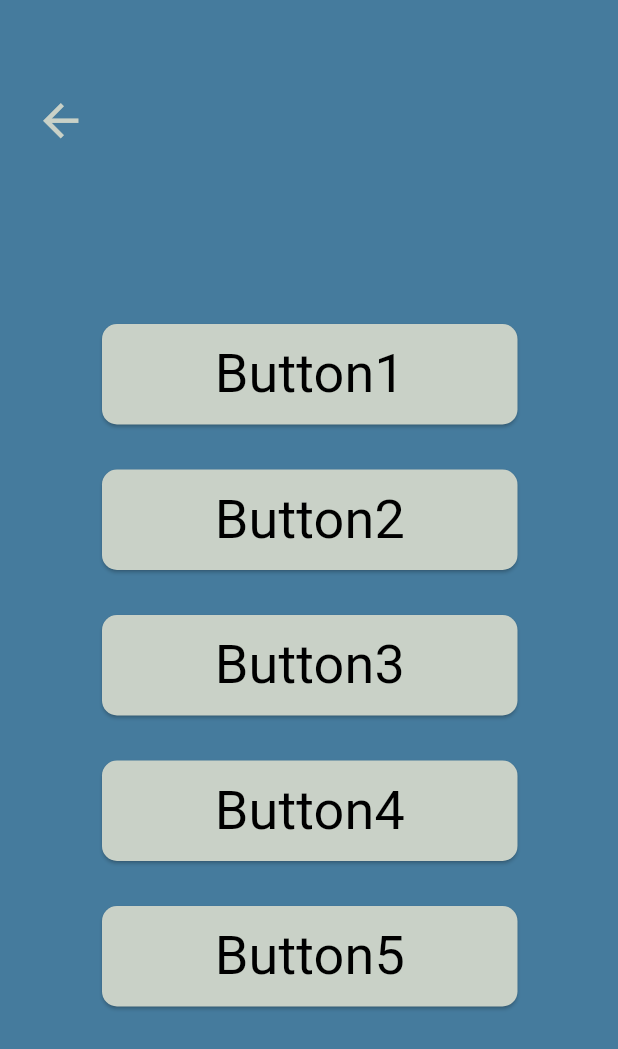
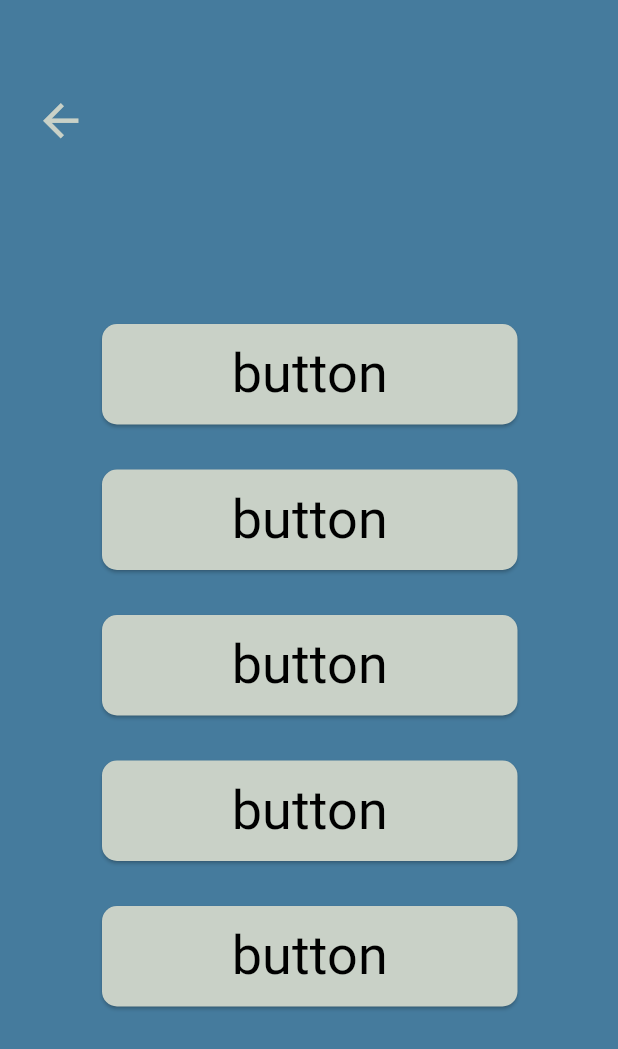
Before and after one commit to Rota1001/smart_controller, a Flutter app: the screen it shows after launch, after a tap on "Device Setting", on a phone screen of 412 x 824 dp. Shown: the top 1049 px of the screen. Run offline on Flutter 3.47's test engine with Material 3 defaults, Android fonts, the phone set to English and light mode, and no system bars; our stand-ins replace google_fonts, simple_gradient_text; Roboto replaces fonts that are missing (Staatliches).

```diff
--- a/lib/pages/add_device.dart
+++ b/lib/pages/add_device.dart
@@ -4,15 +4,19 @@ import 'package:google_fonts/google_fonts.dart';
 import 'dart:async';
 
 class AddDevice extends StatefulWidget {
-  const AddDevice({super.key});
+  final List<ControlButton> buttonList;
+  const AddDevice(this.buttonList, {Key? key}): super(key: key);
+  // const AddDevice({super.key});
 
   @override
-  State<AddDevice> createState() => _AddDeviceState();
+  State<AddDevice> createState() => _AddDeviceState(buttonList);
 }
 
 class _AddDeviceState extends State<AddDevice> {
-  var modified = <ControlButton>[];
+  List<ControlButton> buttonList;
+  _AddDeviceState(this.buttonList);
   StreamController<bool> busy = StreamController();
+  TextEditingController nameController = TextEditingController();
   @override
   Widget build(BuildContext context) {
     return StreamBuilder<bool>(
@@ -37,7 +41,7 @@ class _AddDeviceState extends State<AddDevice> {
                           ),
                           disabledColor: Color(0xFFC9D1C7),
                           onPressed: snapshot.data!? null : (){
-                            Navigator.pop(context, modified);
+                            Navigator.pop(context);
                           }
                       )
                   ),
@@ -54,7 +58,7 @@ class _AddDeviceState extends State<AddDevice> {
                               disabledBackgroundColor: const Color(0xFFC9D1C7)
                           ),
                           child: Text(
-                              'Button1',
+                              buttonList[0].name,
                               style: GoogleFonts.getFont(
                                   'Staatliches',
                                   fontWeight: FontWeight.w400,
@@ -78,7 +82,7 @@ class _AddDeviceState extends State<AddDevice> {
                               disabledBackgroundColor: const Color(0xFFC9D1C7)
                           ),
                           child: Text(
-                              'Button2',
+                              buttonList[1].name,
                               style: GoogleFonts.getFont(
                                   'Staatliches',
                                   fontWeight: FontWeight.w400,
@@ -102,7 +106,7 @@ class _AddDeviceState extends State<AddDevice> {
                               disabledBackgroundColor: const Color(0xFFC9D1C7)
                           ),
                           child: Text(
-                              'Button3',
+                              buttonList[2].name,
                               style: GoogleFonts.getFont(
                                   'Staatliches',
                                   fontWeight: FontWeight.w400,
@@ -126,7 +130,7 @@ class _AddDeviceState extends State<AddDevice> {
                               disabledBackgroundColor: const Color(0xFFC9D1C7)
                           ),
                           child: Text(
-                              'Button4',
+                              buttonList[3].name,
                               style: GoogleFonts.getFont(
                                   'Staatliches',
                                   fontWeight: FontWeight.w400,
@@ -150,7 +154,7 @@ class _AddDeviceState extends State<AddDevice> {
                               disabledBackgroundColor: const Color(0xFFC9D1C7)
                           ),
                           child: Text(
-                              'Button5',
+                              buttonList[4].name,
                               style: GoogleFonts.getFont(
                                   'Staatliches',
                                   fontWeight: FontWeight.w400,
@@ -170,26 +174,27 @@ class _AddDeviceState extends State<AddDevice> {
   }
   void onButton1Pressed(){
     busy.add(true);
-    modified.add(modifyButton(1));
-    // await modified.add(modifyButton(1));
-    // modified.add(ControlButton(id:1, name: "Button1", signal: 3));
-    // busy.add(false);
+    modifyButton(0);
     print("Button1 Pressed");
   }
   void onButton2Pressed(){
-    modified.add(ControlButton(id:2, name: "Button2", signal: 3));
+    busy.add(true);
+    modifyButton(1);
     print("Button2 Pressed");
   }
   void onButton3Pressed(){
-    modified.add(ControlButton(id: 3, name: "Button3", signal: 3));
+    busy.add(true);
+    modifyButton(2);
     print("Button3 Pressed");
   }
   void onButton4Pressed(){
-    modified.add(ControlButton(id: 4, name: "Button4", signal: 3));
+    busy.add(true);
+    modifyButton(3);
     print("Button4 Pressed");
   }
   void onButton5Pressed(){
-    modified.add(ControlButton(id: 5, name: "Button5", signal: 3));
+    busy.add(true);
+    modifyButton(4);
     print("Button5 Pressed");
   }
 
@@ -202,7 +207,17 @@ class _AddDeviceState extends State<AddDevice> {
       actions: [
         Column(
           children: [
-
+            TextField(
+              enableInteractiveSelection: false,
+              controller: nameController,
+              cursorColor: Color(0xFF1D3557),
+              decoration: InputDecoration(
+                  focusedBorder: UnderlineInputBorder(
+                    borderSide: BorderSide(color: Color(0xFF1D3557))
+                  ),
+                  hintText: "Name"
+              ),
+            ),
             ElevatedButton(
                 onPressed: (){
                   Navigator.pop(context);
@@ -231,6 +246,7 @@ class _AddDeviceState extends State<AddDevice> {
 
       ]
     );
+    nameController.text = buttonList[id].name;
     showDialog(
       useRootNavigator: false,
       context: context,
@@ -239,6 +255,8 @@ class _AddDeviceState extends State<AddDevice> {
       }
     ).then((s){
       busy.add(false);
+      buttonList[id].name = nameController.text;
+      // print(nameController.text);
     });
     // busy.add(false);
     return ControlButton(id: id, name: "", signal: 1);
--- a/lib/pages/control_page.dart
+++ b/lib/pages/control_page.dart
@@ -4,16 +4,16 @@ import 'package:smart_controller/items/control_button.dart';
 
 
 class ControlPage extends StatefulWidget {
-  final ControlButton button1;
-  const ControlPage(this.button1, {Key? key}): super(key: key);
+  final List<ControlButton> buttonList;
+  const ControlPage(this.buttonList, {Key? key}): super(key: key);
   // const ControlPage({super.key});
   @override
-  State<ControlPage> createState() => _ControlPageState(this.button1);
+  State<ControlPage> createState() => _ControlPageState(this.buttonList);
 }
 
 class _ControlPageState extends State<ControlPage> {
-  ControlButton button1;
-  _ControlPageState(this.button1);
+  List<ControlButton> buttonList;
+  _ControlPageState(this.buttonList);
   @override
   Widget build(BuildContext context) {
     return  Container(
@@ -49,7 +49,7 @@ class _ControlPageState extends State<ControlPage> {
                         minimumSize: const Size(277, 67)
                     ),
                     child: Text(
-                        'Button1',
+                        buttonList[0].name,
                         style: GoogleFonts.getFont(
                             'Staatliches',
                             fontWeight: FontWeight.w400,
@@ -72,7 +72,7 @@ class _ControlPageState extends State<ControlPage> {
                         minimumSize: const Size(277, 67)
                     ),
                     child: Text(
-                        'Button2',
+                        buttonList[1].name,
                         style: GoogleFonts.getFont(
                             'Staatliches',
                             fontWeight: FontWeight.w400,
@@ -95,7 +95,7 @@ class _ControlPageState extends State<ControlPage> {
                         minimumSize: const Size(277, 67)
                     ),
                     child: Text(
-                        'Button3',
+                        buttonList[2].name,
                         style: GoogleFonts.getFont(
                             'Staatliches',
                             fontWeight: FontWeight.w400,
@@ -118,7 +118,7 @@ class _ControlPageState extends State<ControlPage> {
                         minimumSize: const Size(277, 67)
                     ),
                     child: Text(
-                        'Button4',
+                        buttonList[3].name,
                         style: GoogleFonts.getFont(
                             'Staatliches',
                             fontWeight: FontWeight.w400,
@@ -141,7 +141,7 @@ class _ControlPageState extends State<ControlPage> {
                         minimumSize: const Size(277, 67)
                     ),
                     child: Text(
-                        'Button5',
+                        buttonList[4].name,
                         style: GoogleFonts.getFont(
                             'Staatliches',
                             fontWeight: FontWeight.w400,
@@ -158,7 +158,6 @@ class _ControlPageState extends State<ControlPage> {
     );
   }
   void onButton1Pressed(){
-    print(this.button1.name);
     print("Button1 Pressed");
   }
   void onButton2Pressed(){
--- a/lib/pages/main_page.dart
+++ b/lib/pages/main_page.dart
@@ -16,7 +16,13 @@ class MainPage extends StatefulWidget {
 
 class _MainPageState extends State<MainPage> {
   ControlButton button1 = ControlButton(id:1, name:"button", signal: 1);
-
+  List<ControlButton> buttonList = [
+    ControlButton(id: 0, name: "button", signal: 1),
+    ControlButton(id: 1, name: "button", signal: 2),
+    ControlButton(id: 2, name: "button", signal: 3),
+    ControlButton(id: 3, name: "button", signal: 4),
+    ControlButton(id: 4, name: "button", signal: 5),
+  ];
   @override
   Widget build(BuildContext context) {
     return Container(
@@ -129,12 +135,13 @@ class _MainPageState extends State<MainPage> {
   }
 
   void onControlButtonPressed(){
-    Navigator.push(context, MaterialPageRoute(builder: (context) => ControlPage(button1)));
+    Navigator.push(context, MaterialPageRoute(builder: (context) => ControlPage(buttonList)));
   }
 
   Future<void> onAddDevicebuttonPressed() async {
-    List<ControlButton> result = await Navigator.push(context, MaterialPageRoute(builder: (context) => AddDevice()));
-    for(ControlButton b in result){
+    await Navigator.push(context, MaterialPageRoute(builder: (context) => AddDevice(buttonList)));
+
+    for(ControlButton b in buttonList){
       print(b.name);
     }
   }
```
